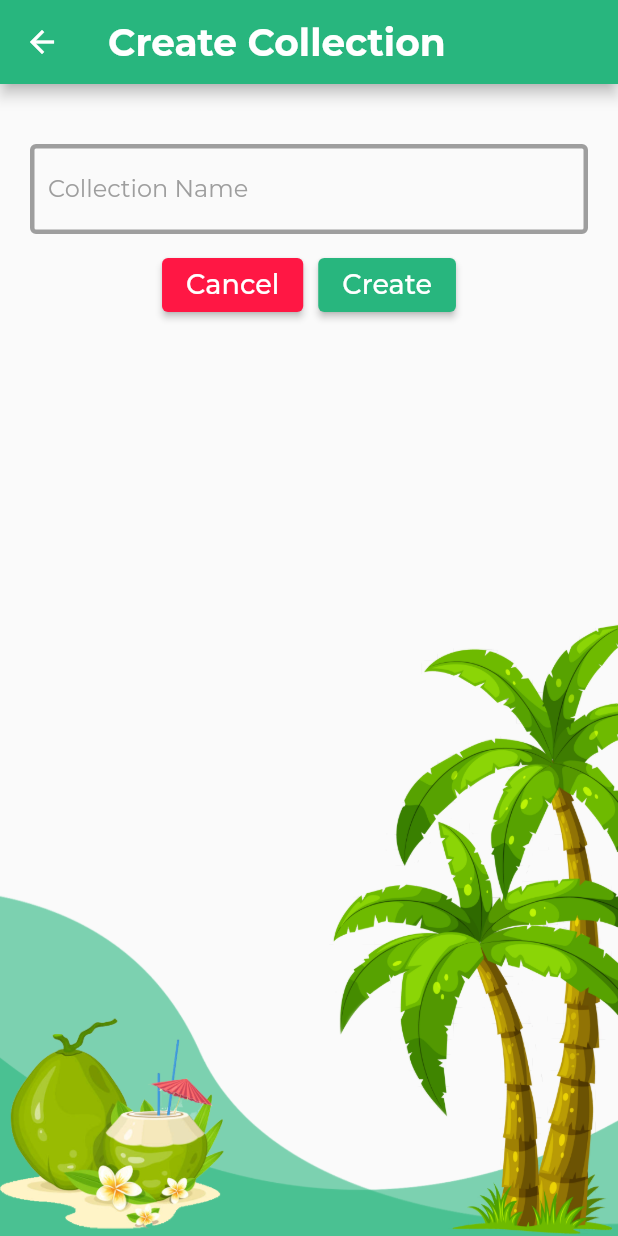
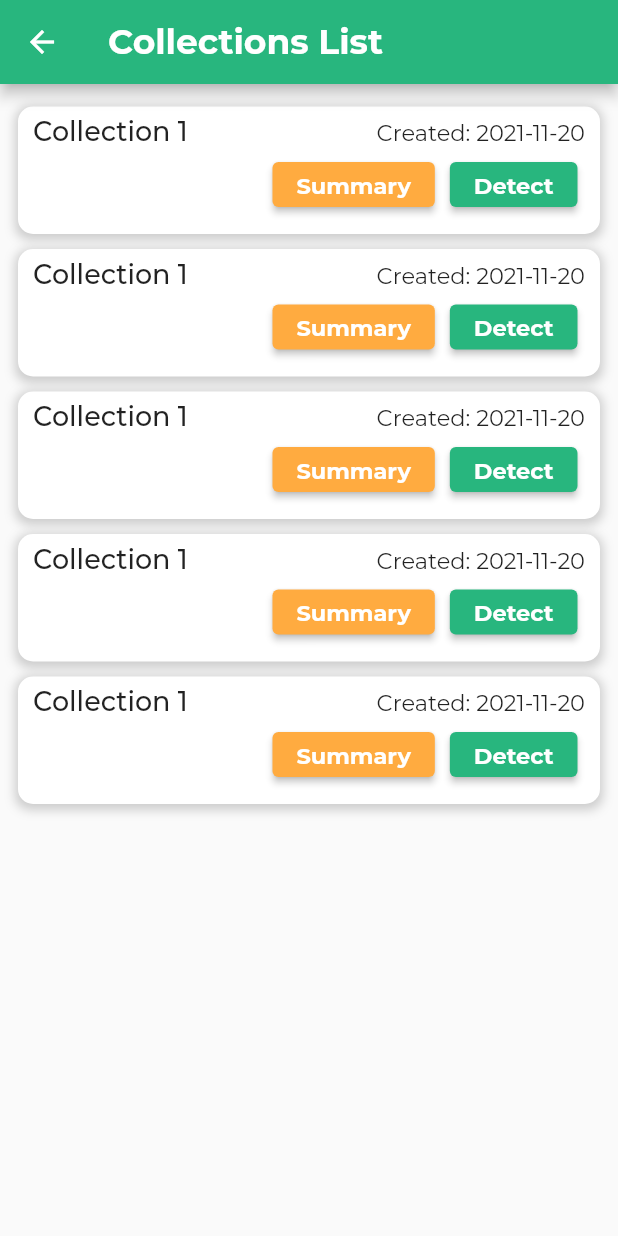
Before and after one commit to kyle-joseph/thesis-coconut-maturity-detector, a Flutter app: the screen it shows after launch, after a tap on "View Collections", on a phone screen of 412 x 824 dp. Run offline on Flutter 3.47's test engine with Material 2 defaults, Android fonts, the phone set to English and light mode, and no system bars.

Commit message:
Added collection list screen
- Added list view buider for each collection

```diff
--- a/lib/main.dart
+++ b/lib/main.dart
@@ -1,5 +1,6 @@
 import 'package:coconut_maturity_detector/components/theme.dart';
 import 'package:coconut_maturity_detector/screens/account/create_account.dart';
+import 'package:coconut_maturity_detector/screens/collection/collection_list.dart';
 import 'package:coconut_maturity_detector/screens/home/home.dart';
 import 'package:flutter/material.dart';
 import 'package:flutter/services.dart';
--- /dev/null
+++ b/lib/screens/collection/collection_list.dart
@@ -0,0 +1,27 @@
+import 'package:coconut_maturity_detector/components/theme.dart';
+import 'package:coconut_maturity_detector/screens/collection/collection_list_body.dart';
+import 'package:flutter/material.dart';
+
+class CollectionListScreen extends StatelessWidget {
+  const CollectionListScreen({Key? key}) : super(key: key);
+
+  @override
+  Widget build(BuildContext context) {
+    return SafeArea(
+      child: Scaffold(
+        appBar: AppBar(
+          title: const Text(
+            'Collections List',
+            style: TextStyle(
+              fontWeight: FontWeight.bold,
+              fontSize: 23,
+            ),
+          ),
+          backgroundColor: AppTheme.primaryColor,
+        ),
+        body: CollectionListBody(),
+        resizeToAvoidBottomInset: false,
+      ),
+    );
+  }
+}
--- /dev/null
+++ b/lib/screens/collection/collection_list_body.dart
@@ -0,0 +1,124 @@
+import 'package:coconut_maturity_detector/components/theme.dart';
+import 'package:flutter/material.dart';
+
+// ignore: use_key_in_widget_constructors
+class CollectionListBody extends StatefulWidget {
+  // const CollectionListBody({Key? key}) : super(key: key);
+
+  @override
+  _CollectionListBodyState createState() => _CollectionListBodyState();
+}
+
+class _CollectionListBodyState extends State<CollectionListBody> {
+  @override
+  Widget build(BuildContext context) {
+    return Container(
+      padding: const EdgeInsets.only(
+        top: 15,
+        left: 12,
+        right: 12,
+      ),
+      width: MediaQuery.of(context).size.width,
+      child: ListView.builder(
+        itemCount: 5,
+        itemBuilder: (context, index) {
+          return collectionList();
+        },
+      ),
+    );
+  }
+
+  Widget collectionList() {
+    return Container(
+      height: 85,
+      margin: const EdgeInsets.only(
+        bottom: 10,
+      ),
+      padding: const EdgeInsets.symmetric(
+        horizontal: 10,
+        vertical: 6,
+      ),
+      decoration: BoxDecoration(
+        color: Colors.white,
+        borderRadius: BorderRadius.all(Radius.circular(10)),
+        boxShadow: [
+          BoxShadow(
+            color: Colors.grey.withOpacity(0.5),
+            spreadRadius: 2,
+            blurRadius: 5,
+            offset: const Offset(0, 2),
+          ),
+        ],
+      ),
+      child: Column(
+        children: [
+          Container(
+            child: Row(
+              mainAxisAlignment: MainAxisAlignment.spaceBetween,
+              children: const [
+                Text(
+                  'Collection 1',
+                  style: TextStyle(
+                    fontSize: 18,
+                    fontWeight: FontWeight.w500,
+                  ),
+                ),
+                Text(
+                  'Created: 2021-11-20',
+                  style: TextStyle(
+                    fontSize: 15,
+                  ),
+                ),
+              ],
+            ),
+          ),
+          Container(
+            child: Row(
+              mainAxisAlignment: MainAxisAlignment.end,
+              children: [
+                Padding(
+                  padding: const EdgeInsets.symmetric(
+                    horizontal: 5,
+                  ),
+                  child: ElevatedButton(
+                    child: const Text(
+                      'Summary',
+                      style: TextStyle(
+                        fontSize: 15,
+                        fontWeight: FontWeight.bold,
+                      ),
+                    ),
+                    style: ElevatedButton.styleFrom(
+                      primary: Colors.orangeAccent,
+                      minimumSize: const Size(80, 30),
+                    ),
+                    onPressed: () {},
+                  ),
+                ),
+                Padding(
+                  padding: const EdgeInsets.symmetric(
+                    horizontal: 5,
+                  ),
+                  child: ElevatedButton(
+                    child: const Text(
+                      'Detect',
+                      style: TextStyle(
+                        fontSize: 15,
+                        fontWeight: FontWeight.bold,
+                      ),
+                    ),
+                    style: ElevatedButton.styleFrom(
+                      primary: AppTheme.primaryColor,
+                      minimumSize: const Size(80, 30),
+                    ),
+                    onPressed: () {},
+                  ),
+                ),
+              ],
+            ),
+          )
+        ],
+      ),
+    );
+  }
+}
--- a/lib/screens/collection/create_collection.dart
+++ b/lib/screens/collection/create_collection.dart
@@ -22,7 +22,7 @@ class _CreateCollectionState extends State<CreateCollection> {
             'Create Collection',
             style: TextStyle(
               fontWeight: FontWeight.bold,
-              fontSize: 25,
+              fontSize: 23,
             ),
           ),
           backgroundColor: AppTheme.primaryColor,
--- a/lib/screens/home/home_body.dart
+++ b/lib/screens/home/home_body.dart
@@ -1,4 +1,5 @@
 import 'package:coconut_maturity_detector/components/theme.dart';
+import 'package:coconut_maturity_detector/screens/collection/collection_list.dart';
 import 'package:coconut_maturity_detector/screens/collection/create_collection.dart';
 import 'package:flutter/cupertino.dart';
 import 'package:flutter/material.dart';
@@ -117,7 +118,7 @@ class HomeBody extends StatelessWidget {
                               Icons.library_books,
                               size: 35,
                             ),
-                            CreateCollection(),
+                            const CollectionListScreen(),
                           )
                         ],
                       ),
@@ -188,8 +189,8 @@ class HomeBody extends StatelessWidget {
                     " Store",
                     style: TextStyle(
                       color: AppTheme.primaryColorLight,
-                      fontSize: 23,
-                      fontWeight: FontWeight.bold,
+                      fontSize: 22,
+                      fontWeight: FontWeight.w500,
                     ),
                   ),
                 ],
@@ -220,8 +221,8 @@ class HomeBody extends StatelessWidget {
                     " Staff",
                     style: TextStyle(
                       color: AppTheme.primaryColorLight,
-                      fontSize: 23,
-                      fontWeight: FontWeight.bold,
+                      fontSize: 22,
+                      fontWeight: FontWeight.w500,
                     ),
                   ),
                 ],
```
